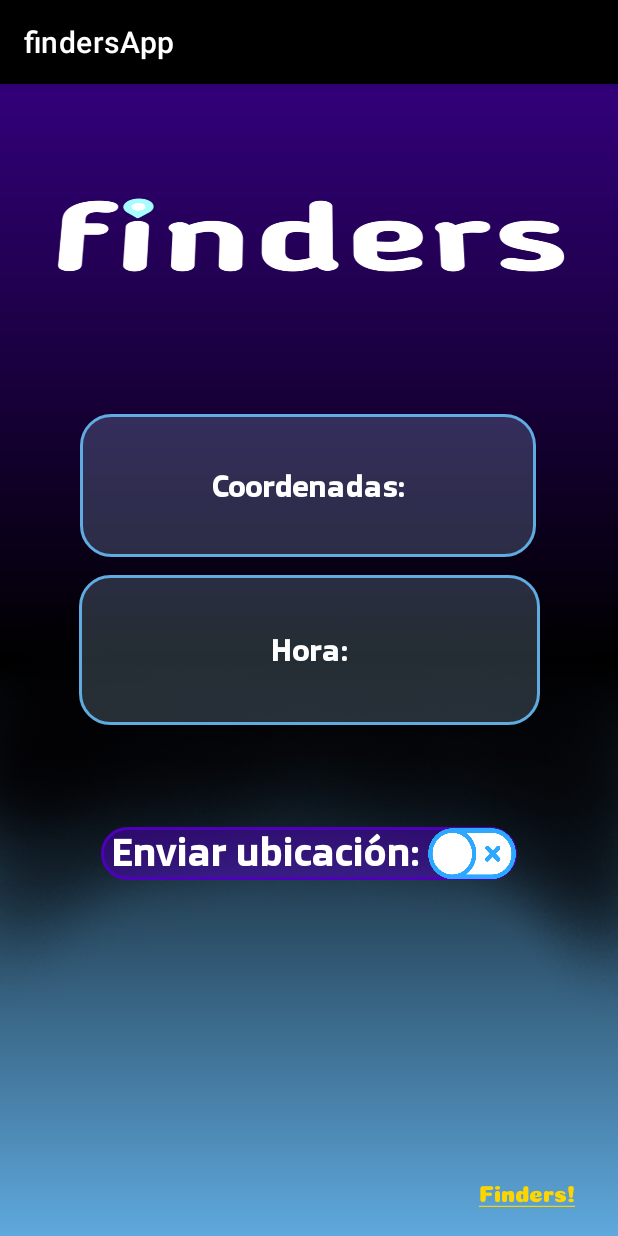
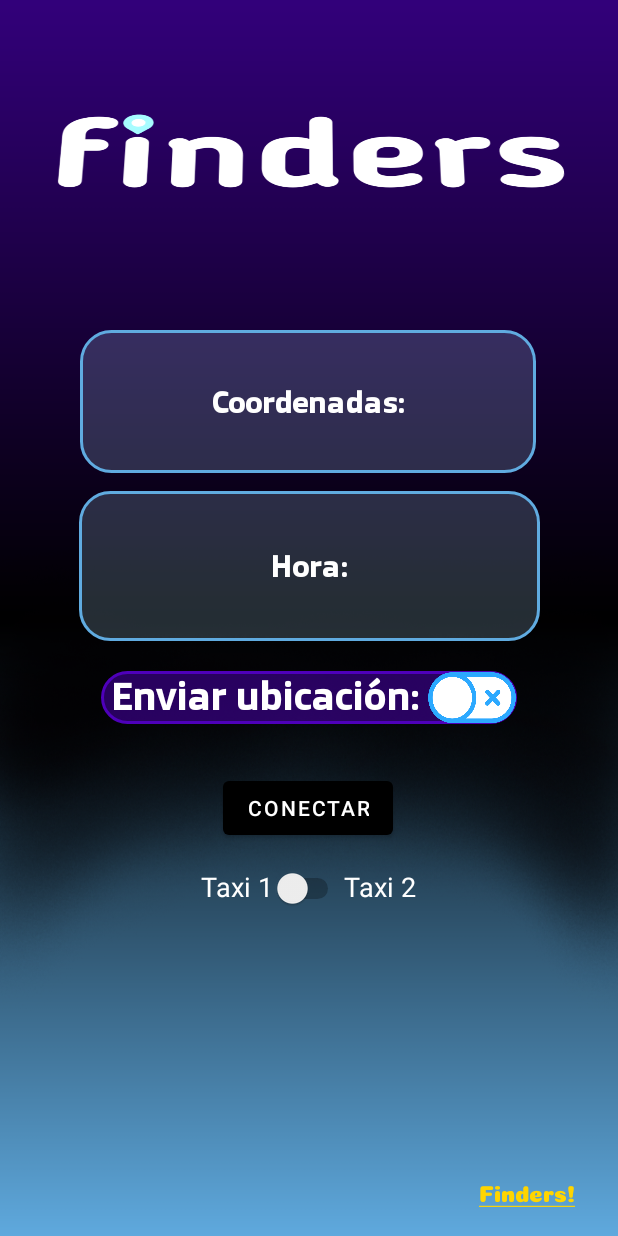
Before and after one commit to YeinerMolina/Locator-sender, an Android app: the screen it shows after launch (MainActivity), on a phone screen of 412 x 824 dp. Run offline under Robolectric (Android 15) with nearby library versions, the phone set to English and light mode, and no system bars; Roboto replaces fonts that are not available here.

Commit message:
Pruebas 2 taxis

```diff
--- a/app/src/main/res/layout/activity_main.xml
+++ b/app/src/main/res/layout/activity_main.xml
@@ -18,7 +18,7 @@
         android:layout_height="35dp"
 
 
-        android:layout_marginTop="68dp"
+        android:layout_marginTop="20dp"
         android:background="@drawable/toggle_switch"
         android:text="ToggleButton"
         android:textColor="#FFFFFF"
@@ -34,7 +34,7 @@
         android:id="@+id/TV_Latitud2"
         android:layout_width="277dp"
         android:layout_height="35dp"
-        android:layout_marginTop="68dp"
+        android:layout_marginTop="20dp"
         android:background="@drawable/bg_bttn"
         android:bottomLeftRadius="10dp"
         android:bottomRightRadius="10dp"
@@ -47,7 +47,6 @@
         android:topLeftRadius="10dp"
         android:topRightRadius="10dp"
         app:layout_constraintEnd_toEndOf="parent"
-        app:layout_constraintHorizontal_bias="0.502"
         app:layout_constraintStart_toStartOf="parent"
         app:layout_constraintTop_toBottomOf="@+id/Hora_TV" />
 
@@ -133,5 +132,52 @@
         app:layout_constraintStart_toStartOf="parent"
         app:layout_constraintTop_toBottomOf="@+id/Coords_TV" />
 
+    <Button
+        android:id="@+id/BluetoothConnectTB"
+        android:layout_width="wrap_content"
+        android:layout_height="wrap_content"
+        android:layout_marginTop="32dp"
+        android:text="Conectar"
+        app:layout_constraintEnd_toEndOf="parent"
+        app:layout_constraintHorizontal_bias="0.498"
+        app:layout_constraintStart_toStartOf="parent"
+        app:layout_constraintTop_toBottomOf="@+id/TV_Latitud2" />
+
+    <LinearLayout
+        android:layout_width="155dp"
+        android:layout_height="32dp"
+        android:layout_marginTop="16dp"
+        android:orientation="horizontal"
+        app:layout_constraintBottom_toBottomOf="parent"
+        app:layout_constraintEnd_toEndOf="parent"
+        app:layout_constraintStart_toStartOf="parent"
+        app:layout_constraintTop_toBottomOf="@+id/BluetoothConnectTB"
+        app:layout_constraintVertical_bias="0.0">
+
+        <TextView
+            android:id="@+id/Taxi1TV"
+            android:layout_width="14dp"
+            android:layout_height="wrap_content"
+            android:layout_weight="1"
+            android:text="Taxi 1"
+            android:textAlignment="textEnd"
+            android:textColor="#FFFFFF"
+            android:textSize="18sp" />
+
+        <Switch
+            android:id="@+id/TaxiSwitch"
+            android:layout_width="wrap_content"
+            android:layout_height="wrap_content" />
+
+        <TextView
+            android:id="@+id/textView2"
+            android:layout_width="15dp"
+            android:layout_height="wrap_content"
+            android:layout_weight="1"
+            android:text="Taxi 2"
+            android:textColor="#FFFFFF"
+            android:textSize="18sp" />
+    </LinearLayout>
+
 
 </androidx.constraintlayout.widget.ConstraintLayout>
--- a/app/src/main/res/values-night/themes.xml
+++ b/app/src/main/res/values-night/themes.xml
@@ -1,6 +1,6 @@
 <resources xmlns:tools="http://schemas.android.com/tools">
     <!-- Base application theme. -->
-    <style name="Theme.TaxiEpic" parent="Theme.MaterialComponents.DayNight.DarkActionBar">
+    <style name="Theme.TaxiEpic" parent="Theme.MaterialComponents.DayNight.NoActionBar">
         <!-- Primary brand color. -->
         <item name="colorPrimary">@color/purple_200</item>
         <item name="colorPrimaryVariant">@color/white</item>
--- a/app/src/main/res/values/themes.xml
+++ b/app/src/main/res/values/themes.xml
@@ -1,6 +1,6 @@
 <resources xmlns:tools="http://schemas.android.com/tools">
     <!-- Base application theme. -->
-    <style name="Theme.TaxiEpic" parent="Theme.MaterialComponents.DayNight.DarkActionBar">
+    <style name="Theme.TaxiEpic" parent="Theme.MaterialComponents.DayNight.NoActionBar">
         <!-- Primary brand color. -->
         <item name="colorPrimary">@color/black</item>
         <item name="colorPrimaryVariant">@color/black</item>
```
Also changed, not shown: app/src/main/java/com/example/taxiepic/MainActivity.java (+30 -19 lines).
